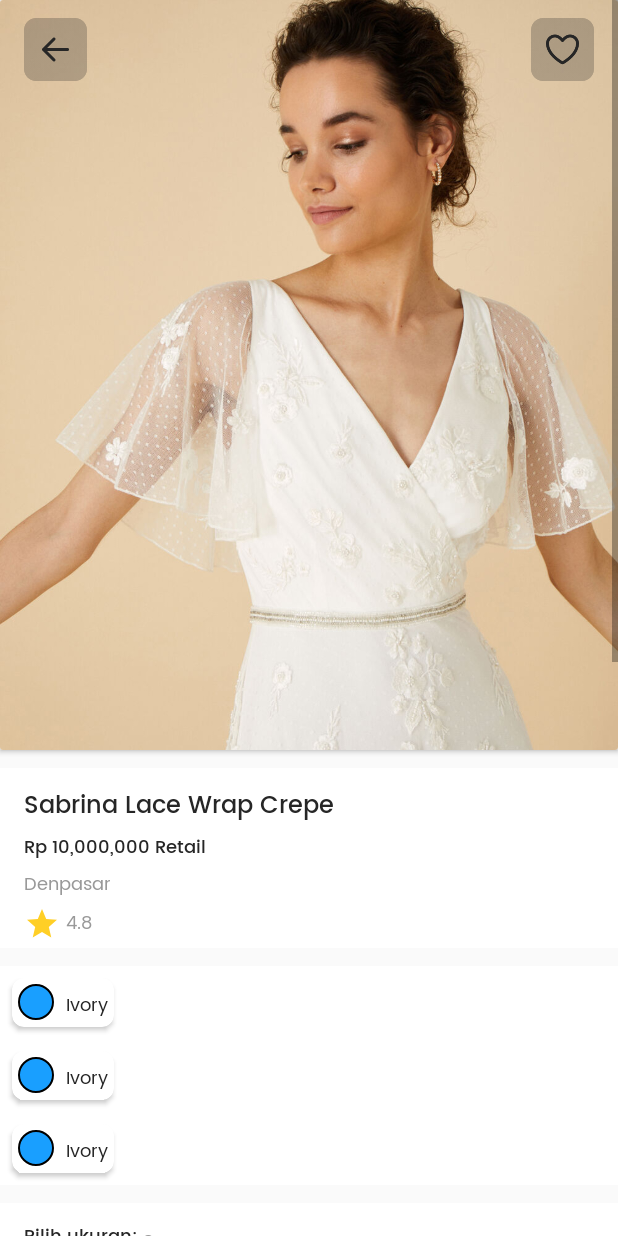
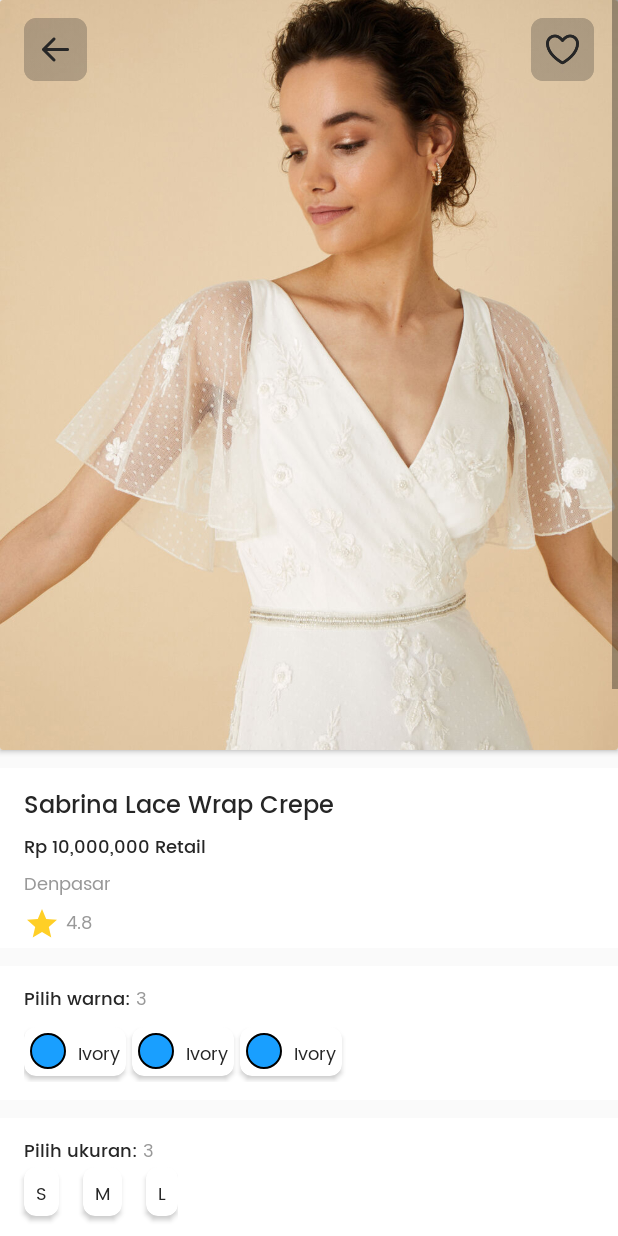
Before and after one commit to Ayam-Goreng-Enak/capfits-mobile, an Android app: the layout activity_detail_product.xml on its own in the app's theme, with its tools: preview values and no code run, on a phone screen of 412 x 824 dp. Run offline under Robolectric (Android 15) with nearby library versions, the phone set to English and light mode, and no system bars.

Commit message:
rv warna

```diff
--- a/app/src/main/res/layout/activity_detail_product.xml
+++ b/app/src/main/res/layout/activity_detail_product.xml
@@ -17,7 +17,6 @@
             android:layout_width="match_parent"
             android:layout_height="wrap_content">
 
-
             <androidx.cardview.widget.CardView
                 android:id="@+id/category"
                 android:layout_width="match_parent"
@@ -27,12 +26,12 @@
 
                 <ImageView
                     android:id="@+id/foto_detail"
-                    android:contentDescription=""
                     android:layout_width="match_parent"
                     android:layout_height="wrap_content"
                     android:adjustViewBounds="true"
-                    android:src="@drawable/cat1"
-                    android:scaleType="centerCrop"/>
+                    android:contentDescription=""
+                    android:scaleType="centerCrop"
+                    android:src="@drawable/cat1" />
 
                 <Button
                     android:layout_width="42dp"
@@ -124,17 +123,55 @@
                 android:layout_width="match_parent"
                 android:layout_height="wrap_content"
                 android:layout_marginTop="12dp"
+                android:orientation="vertical"
                 android:background="@color/white"
-                android:orientation="horizontal"
                 app:layout_constraintLeft_toLeftOf="parent"
                 app:layout_constraintTop_toBottomOf="@+id/sectionMain">
+                <LinearLayout
+                    android:layout_width="match_parent"
+                    android:layout_height="wrap_content"
+                    android:layout_marginTop="12dp"
+                    android:orientation="horizontal"
+                    app:layout_constraintLeft_toLeftOf="parent"
+                    app:layout_constraintTop_toBottomOf="@+id/sectionMain">
 
-               <androidx.recyclerview.widget.RecyclerView
-                   android:id="@+id/rv_warna"
-                   android:orientation="horizontal"
-                   android:layout_width="match_parent"
-                   android:layout_height="wrap_content"
-                   tools:listitem="@layout/item_warna"/>
+                    <TextView
+                        android:layout_marginStart="16dp"
+                        android:id="@+id/labelWarna"
+                        android:layout_width="wrap_content"
+                        android:layout_height="wrap_content"
+                        android:fontFamily="@font/poppins_medium"
+                        android:text="Pilih warna: "
+                        android:textColor="@color/black_font"
+                        android:textSize="12sp" />
+
+                    <TextView
+                        android:layout_width="wrap_content"
+                        android:layout_height="wrap_content"
+                        android:fontFamily="@font/poppins_regular"
+                        android:text="3"
+                        android:textColor="@color/gray_font"
+                        android:textSize="12sp" />
+                </LinearLayout>
+                <LinearLayout
+                    android:id="@+id/sectionRvColor"
+                    android:layout_width="wrap_content"
+                    android:layout_height="wrap_content"
+                    android:background="@color/white"
+                    android:layout_marginTop="8dp"
+                    android:layout_marginBottom="12dp"
+                    android:layout_marginStart="16dp"
+                    app:layout_constraintLeft_toLeftOf="parent"
+                    app:layout_constraintTop_toBottomOf="@+id/sectionColor">
+                    <androidx.recyclerview.widget.RecyclerView
+                        android:id="@+id/rv_warna"
+                        android:layout_width="wrap_content"
+                        android:layout_height="wrap_content"
+                        android:orientation="horizontal"
+                        app:layoutManager="androidx.recyclerview.widget.LinearLayoutManager"
+                        app:layout_constraintTop_toBottomOf="@+id/labelWarna"
+                        tools:listitem="@layout/item_warna" />
+                </LinearLayout>
             </LinearLayout>
 
             <LinearLayout
@@ -169,7 +206,6 @@
                     <TextView
                         android:layout_width="match_parent"
                         android:layout_height="wrap_content"
-                        android:layout_marginTop="4dp"
                         android:fontFamily="@font/poppins_regular"
                         android:text="3"
                         android:textColor="@color/gray_font"
@@ -710,8 +746,8 @@
                     android:layout_width="160dp"
                     android:layout_height="match_parent"
                     android:layout_gravity=""
-                    android:text="@string/btn_keranjang"
-                    android:background="@drawable/custom_button">
+                    android:background="@drawable/custom_button"
+                    android:text="@string/btn_keranjang">
 
 
                 </Button>
--- a/app/src/main/res/layout/item_warna.xml
+++ b/app/src/main/res/layout/item_warna.xml
@@ -1,16 +1,12 @@
 <?xml version="1.0" encoding="utf-8"?>
-<LinearLayout xmlns:android="http://schemas.android.com/apk/res/android"
+<androidx.cardview.widget.CardView xmlns:android="http://schemas.android.com/apk/res/android"
     xmlns:card_view="http://schemas.android.com/apk/res-auto"
-    android:layout_width="match_parent"
-    android:layout_height="wrap_content"
-    android:orientation="horizontal">
-
-    <androidx.cardview.widget.CardView
     android:layout_width="wrap_content"
     android:layout_height="wrap_content"
-        android:layout_gravity="center"
-        android:layout_margin="8dp"
     android:elevation="3dp"
+    android:layout_marginEnd="4dp"
+    android:layout_marginBottom="4dp"
+    android:orientation="horizontal"
     card_view:cardCornerRadius="8dp">
 
     <LinearLayout
@@ -35,4 +31,3 @@
             android:textSize="12sp" />
     </LinearLayout>
 </androidx.cardview.widget.CardView>
-</LinearLayout>
```
Lines whose indentation alone changed are shown as unchanged.
